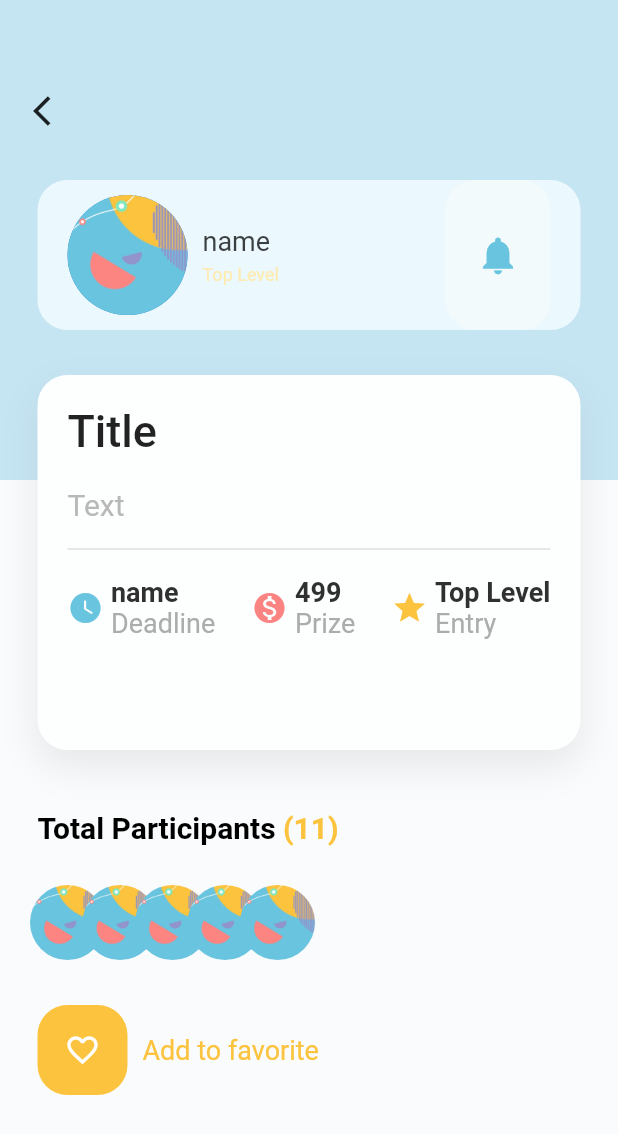
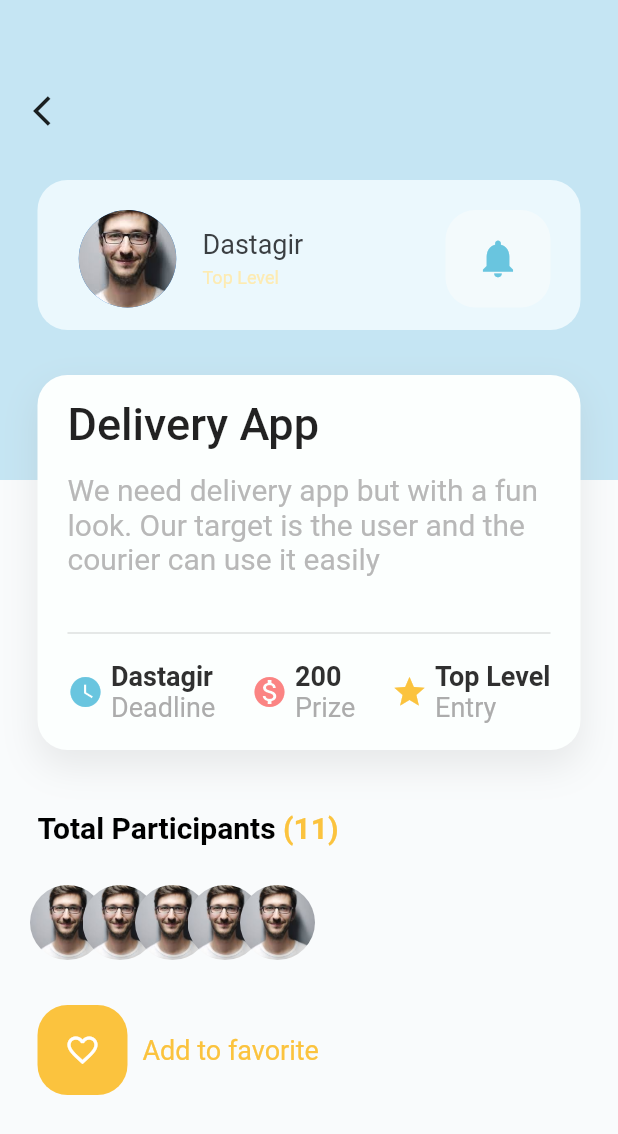
Before and after one commit to Sihamtahi/ContestsApp, a Flutter app: the ContentPage screen opened directly, after a tap on "Delivery App", on a phone screen of 412 x 824 dp. Shown: the top 1134 px of the screen. Run offline on Flutter 3.47's test engine with Material 2 defaults, Android fonts, the phone set to English and light mode, and no system bars; our stand-ins replace get.

Commit message:
adding dynamic fields to detail page

```diff
--- a/lib/content_page.dart
+++ b/lib/content_page.dart
@@ -161,7 +161,16 @@ class _ContentPageState extends State<ContentPage> {
                     itemBuilder: (_, i){
                       return GestureDetector(
                         onTap: (){
-                          Get.toNamed("/detail/");
+                          Get.toNamed("/detail/", arguments: {
+
+                            'title': info[i]['title'].toString(),
+                            'text': info[i]['text'].toString(),
+                            'name': info[i]['name'].toString(),
+                            'img': info[i]['img'].toString(),
+                            'time': info[i]['time'].toString(),
+                            'prize': info[i]['prize'].toString(),
+
+                          });
                         },
                         child: Container(
                           padding: const EdgeInsets.only(left: 20, top: 20),
@@ -283,7 +292,7 @@ class _ContentPageState extends State<ContentPage> {
                             return Container(
                               width: width,
                               height: 100,
-                              margin: const EdgeInsets.only(left: 25, right: 25, bottom: 20),
+                              margin: const EdgeInsets.only(left: 25, right: 25),
                               decoration: BoxDecoration(
                                 borderRadius: BorderRadius.circular(20),
                                 color:Color(0xFFebf8fd),
--- a/lib/main.dart
+++ b/lib/main.dart
@@ -26,7 +26,7 @@ class MyApp extends StatelessWidget {
       initialRoute: "/",
       getPages: [
         GetPage(name: "/", page: ()=> MyHomePage()),
-        GetPage(name:  "/detail", page: ()=> DetailPage())
+        GetPage(name:  "/detail", page: ()=>  DetailPage())
       ],
     );
   }
--- a/lib/my_detail_page.dart
+++ b/lib/my_detail_page.dart
@@ -28,7 +28,7 @@ class _DetailPageState extends State<DetailPage> {
           child: Stack(
             children: [
               Positioned(top:50, left:10,child: IconButton(
-                    onPressed: ()=>null, icon: Icon(Icons.arrow_back_ios),
+                onPressed: ()=>Get.back(), icon: Icon(Icons.arrow_back_ios),
               )),
               Positioned(
                 top: 120,
@@ -44,13 +44,13 @@ class _DetailPageState extends State<DetailPage> {
                     color:Color(0xFFebf8fd),
                   ),
                   child: Container(
-                        padding: const EdgeInsets.only(left: 20, right: 20),
+                    padding: const EdgeInsets.only(left: 20, right: 20, top: 20, bottom: 15),
                     child: Row(
                       children: [
                         CircleAvatar(
                           radius:40,
                           backgroundImage: AssetImage(
-                                  "img/background.jpg"
+                              Get.arguments['img']
                           ),
                         ),
                         SizedBox(width: 10,),
@@ -59,7 +59,7 @@ class _DetailPageState extends State<DetailPage> {
                           crossAxisAlignment: CrossAxisAlignment.start,
                           children: [
                             Text(
-                                  "name",
+                              Get.arguments['name'],
                               style: TextStyle(
                                   color:Color(0xFF3b3f42),
                                   fontSize: 18,
@@ -135,14 +135,14 @@ class _DetailPageState extends State<DetailPage> {
                       ]
                   ),
                   child: Container(
-                        margin: const EdgeInsets.only(left: 20,top: 20, bottom: 20, right: 20),
+                    margin: const EdgeInsets.only(left: 20, right: 20, top: 15),
                     child: Column(
                       children: [
                         Container(
                             child:Row(
                               children: [
                                 Text(
-                                "Title",
+                                  Get.arguments['title'],
                                   style: TextStyle(
                                       fontSize: 30,
                                       fontWeight: FontWeight.w500
@@ -152,17 +152,18 @@ class _DetailPageState extends State<DetailPage> {
                               ],
                             )
                         ),
-                            SizedBox(height: 20),
+                        SizedBox(height: 15),
                         Container(
                           width: width,
-                              child: Text("Text",
+                          child: Text(
+                            Get.arguments['text'],
                             style: TextStyle(
                                 fontSize: 20,
                                 color:Color(0xFFb8b8b8)
                             ),
                           ),
                         ),
-                            SizedBox(height: 10,),
+                        SizedBox(height: 30,),
                         Divider(thickness: 1.0,),
                         SizedBox(height: 10,),
                         Row(
@@ -178,7 +179,7 @@ class _DetailPageState extends State<DetailPage> {
                                   crossAxisAlignment: CrossAxisAlignment.start,
                                   mainAxisAlignment: MainAxisAlignment.center,
                                   children: [
-                                        Text("name",
+                                    Text(Get.arguments['name'],
                                       style: TextStyle(
                                           fontSize: 18,
                                           color:Color(0xFF303030),
@@ -204,7 +205,7 @@ class _DetailPageState extends State<DetailPage> {
                                   crossAxisAlignment: CrossAxisAlignment.start,
                                   mainAxisAlignment: MainAxisAlignment.center,
                                   children: [
-                                        Text("499",
+                                    Text(Get.arguments['prize'],
                                       style: TextStyle(
                                           fontSize: 18,
                                           color:Color(0xFF303030),
@@ -292,7 +293,7 @@ class _DetailPageState extends State<DetailPage> {
                             borderRadius: BorderRadius.circular(25),
                             image: DecorationImage(
                                 image: AssetImage(
-                                    "img/background.jpg"
+                                    Get.arguments['img']
                                 ),
                                 fit: BoxFit.cover
                             )
```
Lines whose indentation alone changed are shown as unchanged.
